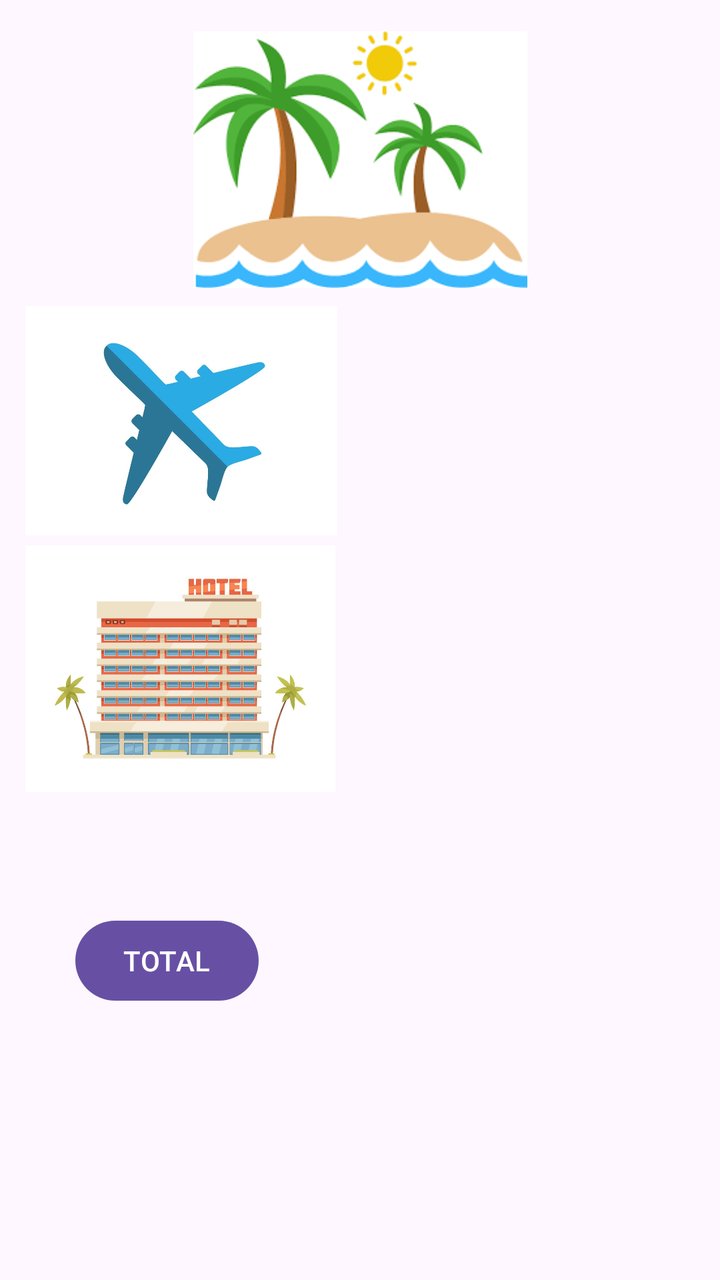
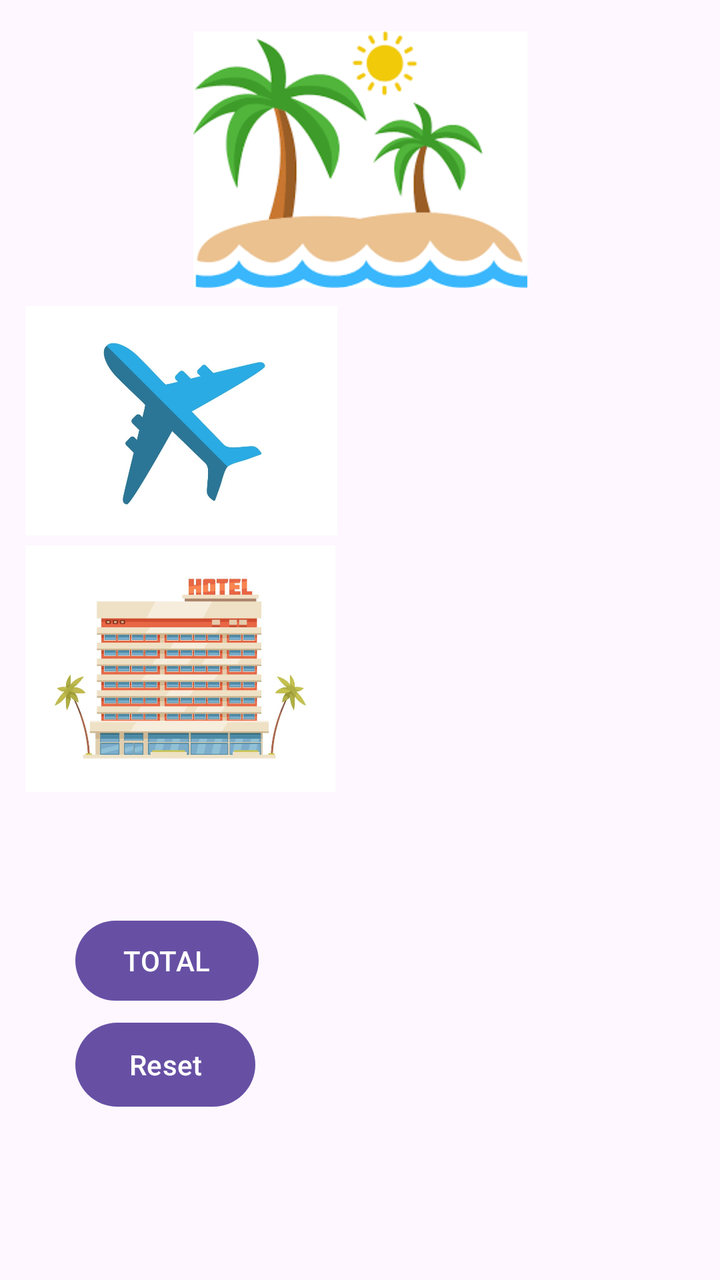

Two renders of the same Android screen: before a commit and after it. Below are the layout's source before the change and the commit's diff.
<!-- AndroidManifest.xml: application theme Theme.Annexe3 -->
<!-- res/layout/activity_voyage.xml -->
<?xml version="1.0" encoding="utf-8"?>
<androidx.constraintlayout.widget.ConstraintLayout xmlns:android="http://schemas.android.com/apk/res/android"
    xmlns:app="http://schemas.android.com/apk/res-auto"
    xmlns:tools="http://schemas.android.com/tools"
    android:id="@+id/main"
    android:layout_width="match_parent"
    android:layout_height="match_parent"
    tools:context=".voyageActivity">

    <ImageView
        android:id="@+id/imgPlage"
        android:layout_width="167dp"
        android:layout_height="133dp"
        app:layout_constraintBottom_toBottomOf="parent"
        app:layout_constraintEnd_toEndOf="parent"
        app:layout_constraintStart_toStartOf="parent"
        app:layout_constraintTop_toTopOf="parent"
        app:layout_constraintVertical_bias="0.026"
        app:srcCompat="@drawable/plage" />

    <ImageView
        android:id="@+id/imgAvion"
        android:layout_width="156dp"
        android:layout_height="128dp"
        app:layout_constraintBottom_toBottomOf="parent"
        app:layout_constraintEnd_toEndOf="parent"
        app:layout_constraintHorizontal_bias="0.062"
        app:layout_constraintStart_toStartOf="parent"
        app:layout_constraintTop_toTopOf="parent"
        app:layout_constraintVertical_bias="0.286"
        app:srcCompat="@drawable/avion" />

    <ImageView
        android:id="@+id/imgHotel"
        android:layout_width="155dp"
        android:layout_height="144dp"
        app:layout_constraintBottom_toBottomOf="parent"
        app:layout_constraintEnd_toEndOf="parent"
        app:layout_constraintHorizontal_bias="0.062"
        app:layout_constraintStart_toStartOf="parent"
        app:layout_constraintTop_toTopOf="parent"
        app:layout_constraintVertical_bias="0.529"
        app:srcCompat="@drawable/hotel" />

    <Button
        android:id="@+id/btnTotal"
        android:layout_width="wrap_content"
        android:layout_height="wrap_content"
        android:text="TOTAL"
        app:layout_constraintBottom_toBottomOf="parent"
        app:layout_constraintEnd_toEndOf="parent"
        app:layout_constraintHorizontal_bias="0.14"
        app:layout_constraintStart_toStartOf="parent"
        app:layout_constraintTop_toTopOf="parent"
        app:layout_constraintVertical_bias="0.771" />

    <TextView
        android:id="@+id/txtTotalAvion"
        android:layout_width="wrap_content"
        android:layout_height="wrap_content"
        app:layout_constraintBottom_toBottomOf="parent"
        app:layout_constraintEnd_toEndOf="parent"
        app:layout_constraintHorizontal_bias="0.703"
        app:layout_constraintStart_toStartOf="parent"
        app:layout_constraintTop_toTopOf="parent"
        app:layout_constraintVertical_bias="0.316" />

    <TextView
        android:id="@+id/txtTotalHotel"
        android:layout_width="wrap_content"
        android:layout_height="wrap_content"
        app:layout_constraintBottom_toBottomOf="parent"
        app:layout_constraintEnd_toEndOf="parent"
        app:layout_constraintHorizontal_bias="0.703"
        app:layout_constraintStart_toStartOf="parent"
        app:layout_constraintTop_toTopOf="parent"
        app:layout_constraintVertical_bias="0.522" />

    <TextView
        android:id="@+id/txtTotal"
        android:layout_width="wrap_content"
        android:layout_height="wrap_content"
        app:layout_constraintBottom_toBottomOf="parent"
        app:layout_constraintEnd_toEndOf="parent"
        app:layout_constraintHorizontal_bias="0.703"
        app:layout_constraintStart_toStartOf="parent"
        app:layout_constraintTop_toTopOf="parent"
        app:layout_constraintVertical_bias="0.762" />
</androidx.constraintlayout.widget.ConstraintLayout>
<!-- resources referenced by this layout -->
<resources>
  <!-- drawable avion: jpg bitmap (drawable, 53444 bytes) -->
  <!-- drawable hotel: jpg bitmap (drawable, 65172 bytes) -->
  <!-- drawable plage: png bitmap (drawable, 7054 bytes) -->
  <style name="Theme.Annexe3" parent="Base.Theme.Annexe3" />
  <style name="Base.Theme.Annexe3" parent="Theme.Material3.DayNight.NoActionBar">
          
          
      </style>
</resources>

<!-- the commit's change to res/layout/activity_voyage.xml (unified diff, before → after) -->
@@ -86,4 +86,16 @@
         app:layout_constraintStart_toStartOf="parent"
         app:layout_constraintTop_toTopOf="parent"
         app:layout_constraintVertical_bias="0.762" />
+
+    <Button
+        android:id="@+id/btnReset"
+        android:layout_width="90dp"
+        android:layout_height="50dp"
+        android:text="Reset"
+        app:layout_constraintBottom_toBottomOf="parent"
+        app:layout_constraintEnd_toEndOf="parent"
+        app:layout_constraintHorizontal_bias="0.139"
+        app:layout_constraintStart_toStartOf="parent"
+        app:layout_constraintTop_toTopOf="parent"
+        app:layout_constraintVertical_bias="0.86" />
 </androidx.constraintlayout.widget.ConstraintLayout>
